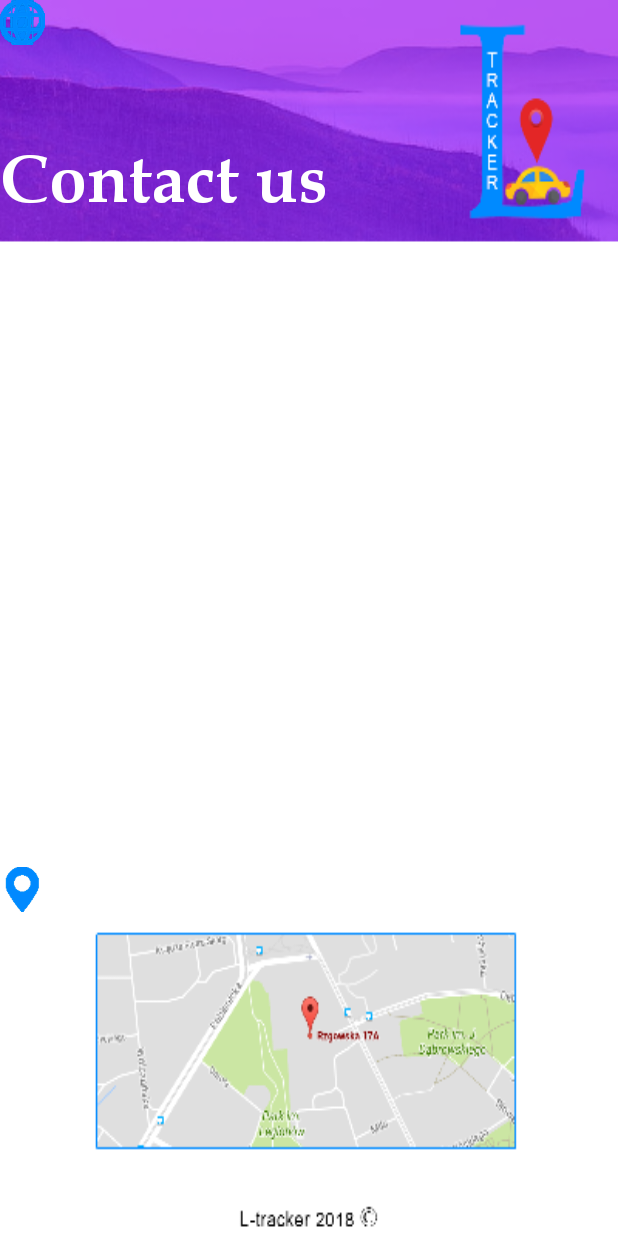
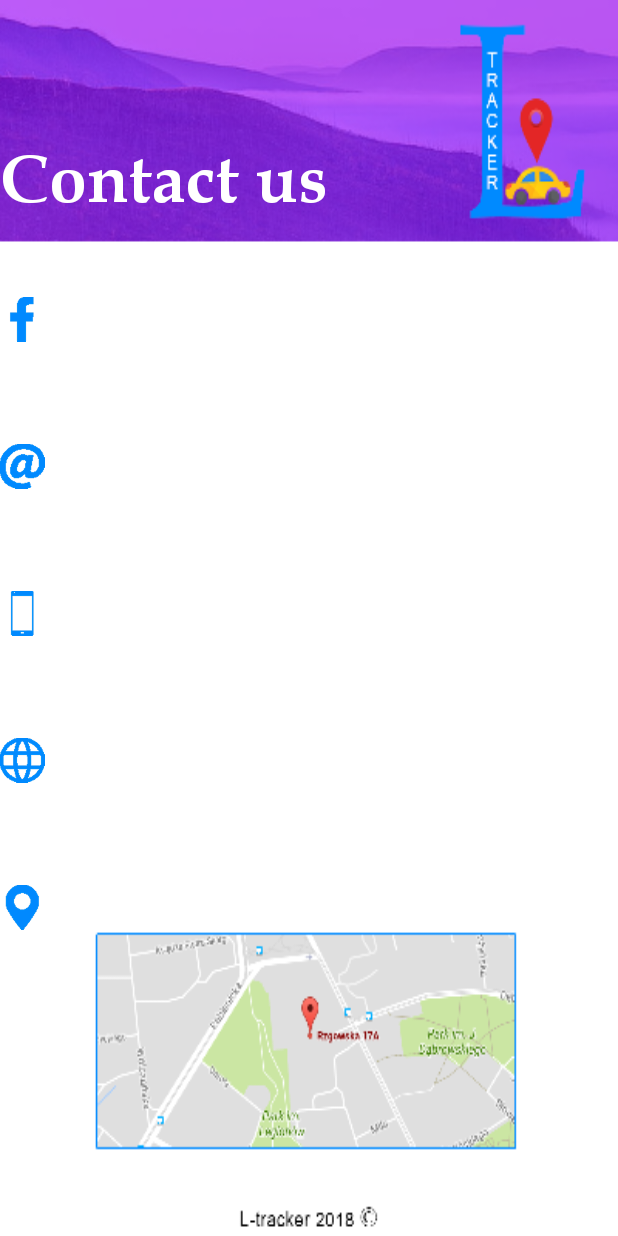
Before and after one commit to zhenyaklymenko/ltracker1, an Android app: the ContactUs screen opened directly, with no data from a screen before it, on a phone screen of 412 x 824 dp. Run offline under Robolectric (Android 15) with nearby library versions, the phone set to English and light mode, and no system bars.

```diff
--- a/app/src/main/java/com/wladeq/ltracker/MapsActivity.java
+++ b/app/src/main/java/com/wladeq/ltracker/MapsActivity.java
@@ -164,15 +164,6 @@ public class MapsActivity extends FragmentActivity implements OnMapReadyCallback
                 + "/" +  "track nr - " + i++);
         myRef1.setValue(latLng);
 
-       /* FirebaseDatabase database = FirebaseDatabase.getInstance();
-        DatabaseReference myRef = database.getReference("location" + i++);
-        myRef.setValue(latLng);
-        i++;*/
-        // new RouteSaver(latLng);
-        //stop location updates
-    /*    if (mGoogleApiClient != null) {
-            LocationServices.FusedLocationApi.removeLocationUpdates(mGoogleApiClient, this);
-        }*/
     }
     public static final int MY_PERMISSIONS_REQUEST_LOCATION = 99;
     public void checkLocationPermission(){
--- a/app/src/main/java/com/wladeq/ltracker/RouteSaver.java
+++ /dev/null
@@ -1,17 +0,0 @@
-package com.wladeq.ltracker;
-
-import android.database.sqlite.SQLiteDatabase;
-import android.database.sqlite.SQLiteOpenHelper;
-
-import com.google.android.gms.maps.model.LatLng;
-
-/**
- * Created by VladyslavIgnatenko on 03.02.2018.
- */
-
-public class RouteSaver{
-    public RouteSaver(LatLng latLng) {
-        super();
-
-    }
-}
--- a/app/src/main/res/layout/activity_contact_us.xml
+++ b/app/src/main/res/layout/activity_contact_us.xml
@@ -79,42 +79,56 @@
         android:id="@+id/imageView2"
         android:layout_width="wrap_content"
         android:layout_height="wrap_content"
-        app:srcCompat="@drawable/facebook"
-        tools:layout_editor_absoluteX="0dp"
-        tools:layout_editor_absoluteY="149dp" />
+        android:layout_marginBottom="8dp"
+        android:layout_marginTop="8dp"
+        app:layout_constraintBottom_toBottomOf="@+id/button4"
+        app:layout_constraintStart_toStartOf="parent"
+        app:layout_constraintTop_toTopOf="@+id/button4"
+        app:srcCompat="@drawable/facebook" />
 
     <ImageView
         android:id="@+id/imageView3"
         android:layout_width="wrap_content"
         android:layout_height="wrap_content"
-        app:srcCompat="@drawable/mail"
-        tools:layout_editor_absoluteX="0dp"
-        tools:layout_editor_absoluteY="222dp" />
+        android:layout_marginBottom="8dp"
+        android:layout_marginTop="8dp"
+        app:layout_constraintBottom_toBottomOf="@+id/button"
+        app:layout_constraintStart_toStartOf="parent"
+        app:layout_constraintTop_toTopOf="@+id/button"
+        app:srcCompat="@drawable/mail" />
 
     <ImageView
         android:id="@+id/imageView4"
         android:layout_width="wrap_content"
         android:layout_height="wrap_content"
-        app:srcCompat="@drawable/phone"
-        tools:layout_editor_absoluteX="0dp"
-        tools:layout_editor_absoluteY="295dp" />
+        android:layout_marginBottom="8dp"
+        android:layout_marginTop="8dp"
+        app:layout_constraintBottom_toBottomOf="@+id/button3"
+        app:layout_constraintStart_toStartOf="parent"
+        app:layout_constraintTop_toTopOf="@+id/button3"
+        app:srcCompat="@drawable/phone" />
 
     <ImageView
         android:id="@+id/imageView5"
         android:layout_width="wrap_content"
         android:layout_height="wrap_content"
-        app:srcCompat="@drawable/web"
-        tools:layout_editor_absoluteX="0dp"
-        tools:layout_editor_absoluteY="364dp" />
+        android:layout_marginBottom="8dp"
+        android:layout_marginTop="8dp"
+        app:layout_constraintBottom_toBottomOf="@+id/button2"
+        app:layout_constraintStart_toStartOf="parent"
+        app:layout_constraintTop_toTopOf="@+id/button2"
+        app:srcCompat="@drawable/web" />
 
     <ImageView
         android:id="@+id/imageView6"
         android:layout_width="wrap_content"
         android:layout_height="wrap_content"
+        android:layout_marginBottom="8dp"
         android:layout_marginTop="8dp"
+        app:layout_constraintBottom_toBottomOf="@+id/button1"
+        app:layout_constraintStart_toStartOf="parent"
         app:layout_constraintTop_toTopOf="@+id/button1"
-        app:srcCompat="@drawable/location"
-        tools:layout_editor_absoluteX="0dp" />
+        app:srcCompat="@drawable/location" />
 
 
 </android.support.constraint.ConstraintLayout>
```
Also changed, not shown: app/src/main/res/drawable/login_1.png (deleted), app/src/main/res/drawable/login_2.png (deleted).
